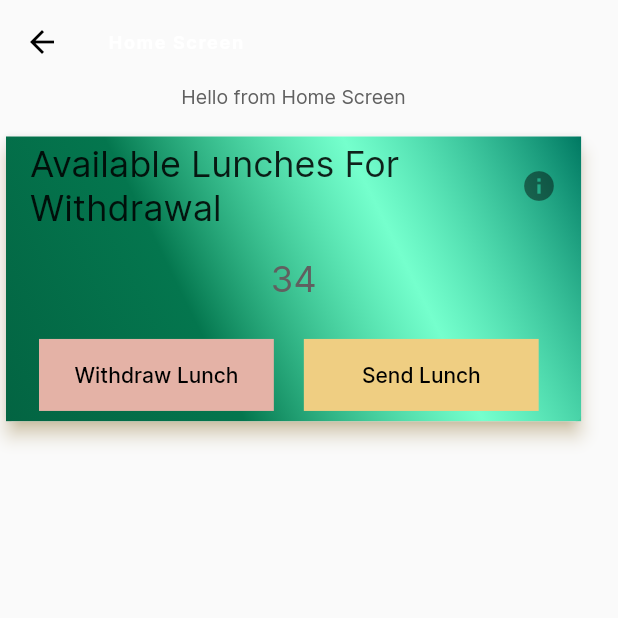
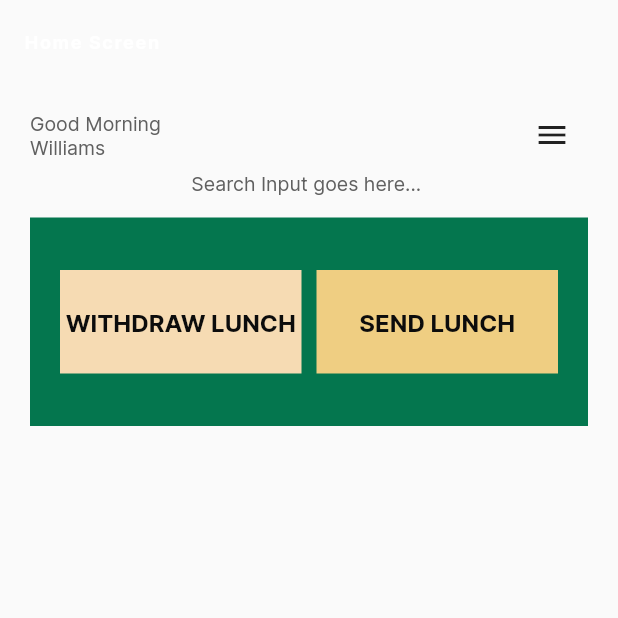
Before and after one commit to hngx-org/Eagles-food-mobile, a Flutter app: the HomeScreen screen opened directly, on a phone screen of 412 x 824 dp, the top half of it. Run offline on Flutter 3.47's test engine with Material 2 defaults, Android fonts, the phone set to English and light mode, and no system bars; our stand-ins replace connectivity_plus, fluttertoast, shared_preferences; accounts and stored records are empty.

Commit message:
create lunch actions widget

```diff
--- a/lib/main.dart
+++ b/lib/main.dart
@@ -1,6 +1,7 @@
 import 'package:flutter/material.dart';
 import 'package:hng_task3/configs/theme.dart';
 import 'package:hng_task3/screens/auth/auth_home.dart';
+import 'package:hng_task3/screens/home/home_screen.dart';
 import 'package:hng_task3/screens/splashscreen/splashscreen.dart';
 
 void main() {
@@ -16,7 +17,7 @@ class MainApp extends StatelessWidget {
       debugShowCheckedModeBanner: false,
       theme: theme,
       darkTheme: theme,
-      home: const SplashScreen(),
+      home: const HomeScreen(),
     );
   }
 }
--- a/lib/screens/home/available_lunch.dart
+++ /dev/null
@@ -1,93 +0,0 @@
-import 'package:flutter/material.dart';
-
-class AvailableLunch extends StatefulWidget {
-  const AvailableLunch({super.key});
-
-  @override
-  State<AvailableLunch> createState() => _AvailableLunchState();
-}
-
-class _AvailableLunchState extends State<AvailableLunch> {
-  @override
-  Widget build(BuildContext context) {
-    return Material(
-        child: SizedBox(
-      height: MediaQuery.sizeOf(context).height * 0.24,
-      width: MediaQuery.sizeOf(context).width * 0.95,
-      child: Card(
-          elevation: 5,
-          shadowColor: const Color.fromRGBO(239, 206, 130, 1),
-          child: Container(
-            decoration: const BoxDecoration(
-                gradient: LinearGradient(colors: [
-              Color.fromRGBO(0, 120, 98, 1),
-              Color.fromRGBO(43, 255, 178, 0.65),
-              Color.fromRGBO(4, 118, 78, 1),
-              Color.fromRGBO(3, 100, 66, 1)
-            ], begin: Alignment.topRight, end: Alignment.bottomLeft)),
-            child: Column(
-              mainAxisAlignment: MainAxisAlignment.start,
-              children: [
-                const ListTile(
-                  title: Text(
-                    'Available Lunches For Withdrawal',
-                    style: TextStyle(fontSize: 24, fontStyle: FontStyle.normal),
-                  ),
-                  trailing: Wrap(
-                    children: [Icon(Icons.info)],
-                  ),
-                ),
-                const SizedBox(
-                  height: 13,
-                ),
-                //TODO DISPLAY THE NUMBER OF AVAILABLE LUNCHES
-                Container(
-                  height: MediaQuery.sizeOf(context).height*0.04,
-                  decoration: const BoxDecoration(
-                    color: Colors.transparent
-                  ),
-                  child: const Center(
-                    child: Text('34',style: TextStyle(
-                      fontSize: 24
-                    ),),
-                  ),
-                ),
-                const SizedBox(
-                  height: 13,
-                ),
-               Padding(padding: const EdgeInsets.fromLTRB(12, 0, 12, 5),child:  Row(
-                 children: [
-                   Padding(
-                     padding: const EdgeInsets.all(10),
-                     child: Container(
-                       width: MediaQuery.sizeOf(context).width*0.38,
-                       decoration: const BoxDecoration(
-                           color: Color.fromRGBO(228, 178, 166, 1)),
-                       child: TextButton(
-                           onPressed: () {},
-                           child: const Text('Withdraw Lunch',style: TextStyle(color: Colors.black),)),
-                     ),
-                   ),
-                   Padding(
-                     padding: const EdgeInsets.all(10),
-                     child: Container(
-                       width: MediaQuery.sizeOf(context).width*0.38,
-                       decoration: const BoxDecoration(
-                           color: Color.fromRGBO(239, 206, 130, 1)
-                       ),
-                       child: TextButton(
-                           onPressed: () {},
-                           child: const Text(
-                             'Send Lunch',
-                             style: TextStyle(color: Colors.black),
-                           )),
-                     ),
-                   )
-                 ],
-               ),)
-              ],
-            ),
-          )),
-    ));
-  }
-}
--- a/lib/screens/home/home_screen.dart
+++ b/lib/screens/home/home_screen.dart
@@ -1,5 +1,5 @@
 import 'package:flutter/material.dart';
-import 'package:hng_task3/screens/home/available_lunch.dart';
+import 'package:hng_task3/widgets/home/lunch_actions.dart';
 
 class HomeScreen extends StatefulWidget {
   const HomeScreen({super.key});
@@ -15,17 +15,30 @@ class _HomeScreenState extends State<HomeScreen> {
         appBar: AppBar(
           title: const Text('Home Screen'),
         ),
-      body: const SingleChildScrollView(
+        body: Padding(
+          padding: const EdgeInsets.symmetric(vertical: 10, horizontal: 20),
           child: Column(
             children: [
-            Text('Hello from Home Screen'),
-            SizedBox(
-              height:15 ,
-            ),
-            AvailableLunch(),
+              Row(
+                children: [
+                  const Column(
+                    crossAxisAlignment: CrossAxisAlignment.start,
+                    children: [
+                      Text('Good Morning'),
+                      Text('Williams'),
                     ],
                   ),
+                  const Spacer(),
+                  IconButton(onPressed: () {}, icon: const Icon(Icons.menu))
+                ],
               ),
-    );
+              const Text('Search Input goes here... '),
+              const SizedBox(
+                height: 15,
+              ),
+              const LunchActions()
+            ],
+          ),
+        ));
   }
 }
--- /dev/null
+++ b/lib/widgets/home/available_lunch.dart
@@ -0,0 +1,99 @@
+import 'package:flutter/material.dart';
+
+class AvailableLunch extends StatefulWidget {
+  const AvailableLunch({super.key});
+
+  @override
+  State<AvailableLunch> createState() => _AvailableLunchState();
+}
+
+class _AvailableLunchState extends State<AvailableLunch> {
+  @override
+  Widget build(BuildContext context) {
+    return Material(
+      child: SizedBox(
+        height: MediaQuery.sizeOf(context).height * 0.24,
+        width: MediaQuery.sizeOf(context).width * 0.95,
+        child: Card(
+          elevation: 5,
+          shadowColor: const Color.fromRGBO(239, 206, 130, 1),
+          child: Container(
+            decoration: const BoxDecoration(
+                gradient: LinearGradient(colors: [
+              Color.fromRGBO(0, 120, 98, 1),
+              Color.fromRGBO(43, 255, 178, 0.65),
+              Color.fromRGBO(4, 118, 78, 1),
+              Color.fromRGBO(3, 100, 66, 1)
+            ], begin: Alignment.topRight, end: Alignment.bottomLeft)),
+            child: Column(
+              mainAxisAlignment: MainAxisAlignment.start,
+              children: [
+                const ListTile(
+                  title: Text(
+                    'Available Lunches For Withdrawal',
+                    style: TextStyle(fontSize: 24, fontStyle: FontStyle.normal),
+                  ),
+                  trailing: Wrap(
+                    children: [Icon(Icons.info)],
+                  ),
+                ),
+                const SizedBox(
+                  height: 13,
+                ),
+                //TODO DISPLAY THE NUMBER OF AVAILABLE LUNCHES
+                Container(
+                  height: MediaQuery.sizeOf(context).height * 0.04,
+                  decoration: const BoxDecoration(color: Colors.transparent),
+                  child: const Center(
+                    child: Text(
+                      '34',
+                      style: TextStyle(fontSize: 24),
+                    ),
+                  ),
+                ),
+                const SizedBox(
+                  height: 13,
+                ),
+                Padding(
+                  padding: const EdgeInsets.fromLTRB(12, 0, 12, 5),
+                  child: Row(
+                    children: [
+                      Padding(
+                        padding: const EdgeInsets.all(10),
+                        child: Container(
+                          width: MediaQuery.sizeOf(context).width * 0.38,
+                          decoration: const BoxDecoration(
+                              color: Color.fromRGBO(228, 178, 166, 1)),
+                          child: TextButton(
+                              onPressed: () {},
+                              child: const Text(
+                                'Withdraw Lunch',
+                                style: TextStyle(color: Colors.black),
+                              )),
+                        ),
+                      ),
+                      Padding(
+                        padding: const EdgeInsets.all(10),
+                        child: Container(
+                          width: MediaQuery.sizeOf(context).width * 0.38,
+                          decoration: const BoxDecoration(
+                              color: Color.fromRGBO(239, 206, 130, 1)),
+                          child: TextButton(
+                              onPressed: () {},
+                              child: const Text(
+                                'Send Lunch',
+                                style: TextStyle(color: Colors.black),
+                              )),
+                        ),
+                      )
+                    ],
+                  ),
+                )
+              ],
+            ),
+          ),
+        ),
+      ),
+    );
+  }
+}
--- /dev/null
+++ b/lib/widgets/home/lunch_actions.dart
@@ -0,0 +1,100 @@
+import 'package:flutter/material.dart';
+import 'package:hng_task3/configs/colors.dart';
+import 'package:hng_task3/widgets/custom_button.dart';
+
+class LunchActions extends StatelessWidget {
+  const LunchActions({super.key});
+
+  @override
+  Widget build(BuildContext context) {
+    return SingleChildScrollView(
+      child: Column(
+        children: [
+          Container(
+            decoration: BoxDecoration(color: ColorUtils.Green),
+            padding: const EdgeInsets.symmetric(horizontal: 20, vertical: 25),
+            child: Row(
+              mainAxisAlignment: MainAxisAlignment.spaceAround,
+              children: [
+                Expanded(
+                  child: Padding(
+                    padding: const EdgeInsets.symmetric(vertical: 10.0),
+                    child: CustomButton(
+                      onPress: () {},
+                      buttonText: "Withdraw Lunch",
+                      buttonColor: ColorUtils.Pink,
+                      textColor: ColorUtils.Black,
+                    ),
+                  ),
+                ),
+                const SizedBox(
+                  width: 10.0,
+                ),
+                Expanded(
+                  child: Padding(
+                    padding: const EdgeInsets.symmetric(vertical: 10.0),
+                    child: CustomButton(
+                      onPress: () {},
+                      buttonText: "Send Lunch",
+                      buttonColor: ColorUtils.Yellow,
+                      textColor: ColorUtils.Black,
+                    ),
+                  ),
+                ),
+              ],
+            ),
+          ),
+          Stack(
+            children: <Widget>[
+              Container(
+                color: ColorUtils.Yellow,
+              ),
+              Positioned(
+                right: 0,
+                bottom: 0,
+                child: Container(
+                  decoration: BoxDecoration(color: ColorUtils.Green),
+                  padding:
+                      const EdgeInsets.symmetric(horizontal: 20, vertical: 25),
+                  child: Row(
+                    mainAxisAlignment: MainAxisAlignment.spaceAround,
+                    children: [
+                      Expanded(
+                        child: Padding(
+                          padding: const EdgeInsets.symmetric(vertical: 10.0),
+                          child: CustomButton(
+                            onPress: () {},
+                            buttonText: "Withdraw Lunch",
+                            buttonColor: ColorUtils.Pink,
+                            textColor: ColorUtils.Black,
+                          ),
+                        ),
+                      ),
+                      const SizedBox(
+                        width: 10.0,
+                      ),
+                      Expanded(
+                        child: Padding(
+                          padding: const EdgeInsets.symmetric(vertical: 10.0),
+                          child: CustomButton(
+                            onPress: () {
+                              // Navigator.push();
+                            },
+                            buttonText: "Send Lunch",
+                            buttonColor: ColorUtils.Yellow,
+                            textColor: ColorUtils.Black,
+                          ),
+                        ),
+                      ),
+                    ],
+                  ),
+                ),
+              ),
+            ],
+          )
+          // AvailableLunch(),
+        ],
+      ),
+    );
+  }
+}
```
Also changed, not shown: lib/configs/colors.dart (+9 -10 lines), lib/network/network.dart (+13 -15 lines), lib/widgets/custom_button.dart (+12 -10 lines), 1 other file. Lines whose indentation alone changed are shown as unchanged.
